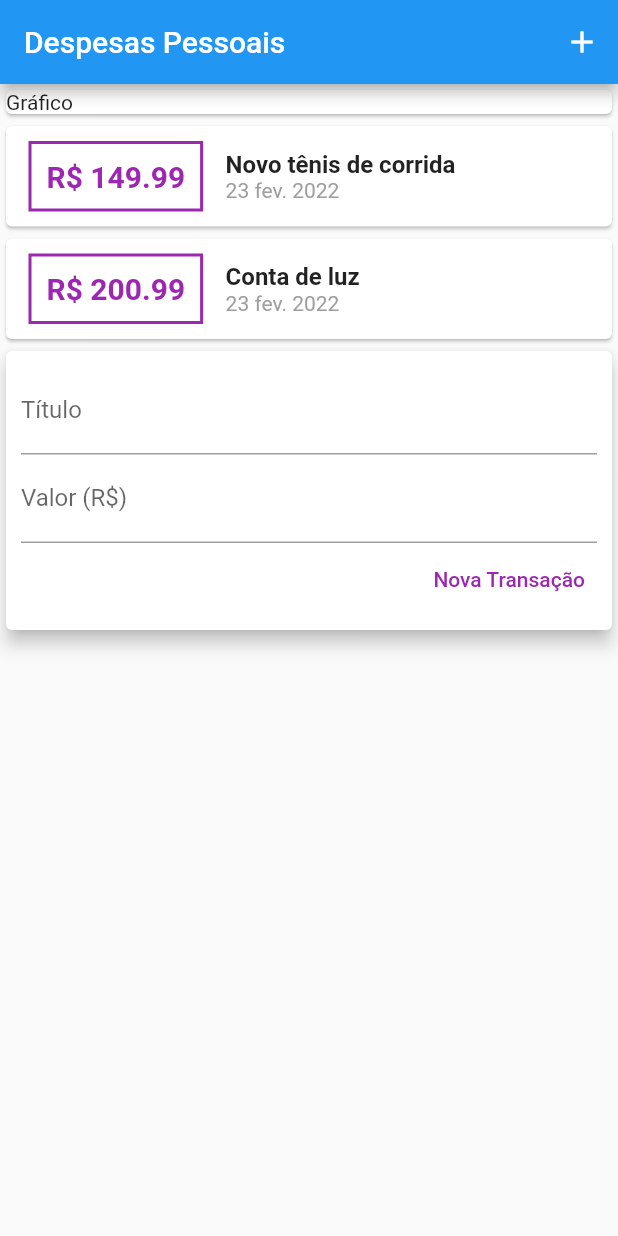
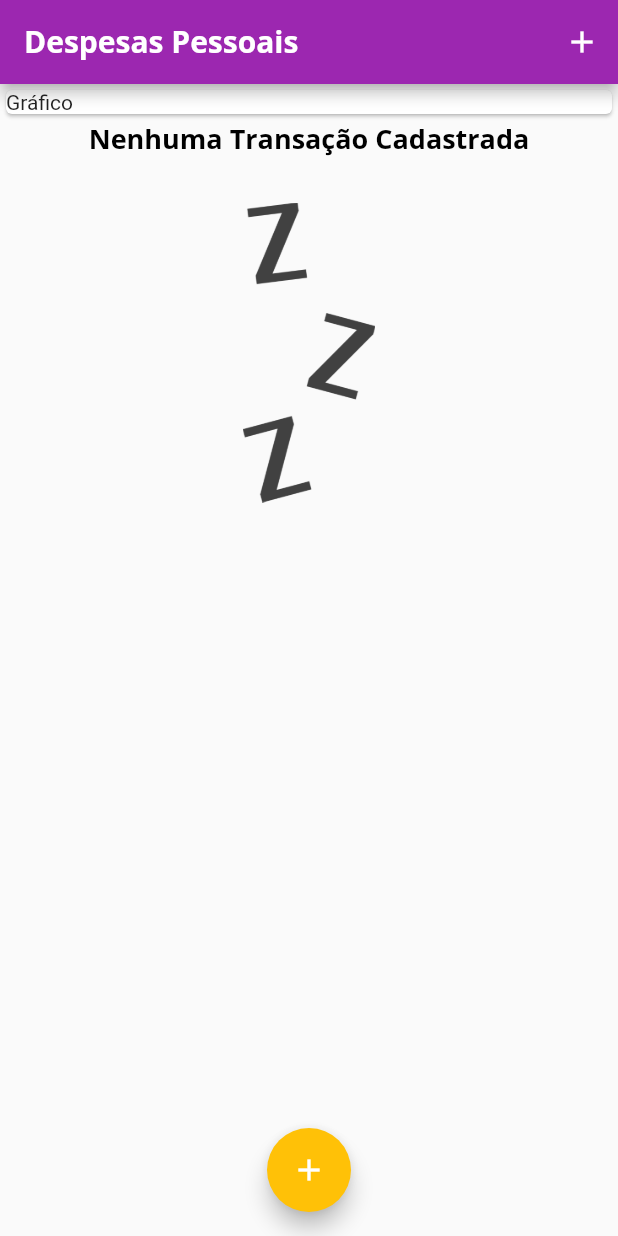
Before and after one commit to ravelsoares/expenses, a Flutter app: the screen it shows after launch, on a phone screen of 412 x 824 dp. Run offline on Flutter 3.47's test engine with Material 2 defaults, Android fonts, the phone set to English and light mode, and no system bars.

Commit message:
Exibindo lista

```diff
--- a/lib/components/transaction_list.dart
+++ b/lib/components/transaction_list.dart
@@ -1,33 +1,39 @@
+import 'package:expenses/components/without_transactions.dart';
 import 'package:expenses/models/transaction.dart';
 import 'package:flutter/material.dart';
 import 'package:intl/intl.dart';
 
 class TransactionList extends StatelessWidget {
-  TransactionList(this.transactions, {Key? key}) : super(key: key);
+  const TransactionList(this.transactions, {Key? key}) : super(key: key);
 
   final List<Transaction> transactions;
 
   @override
   Widget build(BuildContext context) {
-    return Column(
-            children: transactions.map((transaction) {
+    return SizedBox(
+      height: 300,
+      child: transactions.isEmpty
+          ? const WithoutTransactions()
+          : ListView.builder(
+              itemCount: transactions.length,
+              itemBuilder: (context, index) {
                 return Card(
                   child: Row(
                     children: [
                       Container(
                         child: Text(
-                        'R\$ ${transaction.value.toStringAsFixed(2)}',
-                        style: const TextStyle(
+                          'R\$ ${transactions[index].value.toStringAsFixed(2)}',
+                          style: TextStyle(
                             fontSize: 20,
                             fontWeight: FontWeight.bold,
-                          color: Colors.purple,
+                            color: Theme.of(context).primaryColor,
                           ),
                         ),
                         margin: const EdgeInsets.symmetric(
                             horizontal: 15, vertical: 10),
                         decoration: BoxDecoration(
                           border: Border.all(
-                          color: Colors.purple,
+                            color: Theme.of(context).primaryColor,
                             width: 2,
                           ),
                         ),
@@ -37,7 +43,7 @@ class TransactionList extends StatelessWidget {
                         crossAxisAlignment: CrossAxisAlignment.start,
                         children: [
                           Text(
-                          transaction.title,
+                            transactions[index].title,
                             style: const TextStyle(
                               fontSize: 16,
                               fontWeight: FontWeight.bold,
@@ -45,7 +51,7 @@ class TransactionList extends StatelessWidget {
                           ),
                           Text(
                             DateFormat('d MMM y', 'pt_br')
-                              .format(transaction.date),
+                                .format(transactions[index].date),
                             style: const TextStyle(
                               color: Colors.grey,
                             ),
@@ -55,7 +61,7 @@ class TransactionList extends StatelessWidget {
                     ],
                   ),
                 );
-            }).toList(),
+              }),
     );
   }
 }
--- a/lib/components/transaction_user.dart
+++ /dev/null
@@ -1,51 +0,0 @@
-import 'dart:math';
-import 'package:expenses/components/transaction_form.dart';
-import 'package:expenses/components/transaction_list.dart';
-import 'package:expenses/models/transaction.dart';
-import 'package:flutter/material.dart';
-
-class TransactionUser extends StatefulWidget {
-  const TransactionUser({Key? key}) : super(key: key);
-
-  @override
-  _TransactionUserState createState() => _TransactionUserState();
-}
-
-class _TransactionUserState extends State<TransactionUser> {
-  final _transactions = [
-    Transaction(
-      id: 't1',
-      title: 'Novo tênis de corrida',
-      value: 149.99,
-      date: DateTime.now(),
-    ),
-    Transaction(
-      id: 't2',
-      title: 'Conta de luz',
-      value: 200.99,
-      date: DateTime.now(),
-    ),
-  ];
-
-  _addTransaction(String title, double value) {
-    final newTransaction = Transaction(
-      id: Random().nextDouble().toString(),
-      title: title,
-      value: value,
-      date: DateTime.now(),
-    );
-    setState(() {
-      _transactions.add(newTransaction);
-    });
-  }
-
-  @override
-  Widget build(BuildContext context) {
-    return Column(
-      children: [
-        TransactionList(_transactions),
-        TransactionForm(_addTransaction),
-      ],
-    );
-  }
-}
--- /dev/null
+++ b/lib/components/without_transactions.dart
@@ -0,0 +1,25 @@
+import 'package:flutter/material.dart';
+
+class WithoutTransactions extends StatelessWidget {
+  const WithoutTransactions({Key? key}) : super(key: key);
+
+  @override
+  Widget build(BuildContext context) {
+    return Column(
+      children: [
+        Text(
+          'Nenhuma Transação Cadastrada',
+          style: Theme.of(context).textTheme.headline6,
+        ),
+        const SizedBox(height: 30),
+        SizedBox(
+          height: 200,
+          child: Image.asset(
+            'assets/images/waiting.png',
+            fit: BoxFit.cover,
+          ),
+        )
+      ],
+    );
+  }
+}
--- a/lib/main.dart
+++ b/lib/main.dart
@@ -5,17 +5,39 @@ import 'package:flutter_localizations/flutter_localizations.dart';
 main() => runApp(ExpensesApp());
 
 class ExpensesApp extends StatelessWidget {
-  const ExpensesApp({Key? key}) : super(key: key);
+  ExpensesApp({Key? key}) : super(key: key);
+  final ThemeData tema = ThemeData();
 
   @override
   Widget build(BuildContext context) {
     return MaterialApp(
-      localizationsDelegates: [
+      localizationsDelegates: const [
         GlobalMaterialLocalizations.delegate,
         GlobalWidgetsLocalizations.delegate
       ],
-      supportedLocales: [const Locale('pt', 'BR')],
-      home: HomeScreen(),
+      supportedLocales: const [Locale('pt', 'BR')],
+      home: const HomeScreen(),
+      theme: tema.copyWith(
+        primaryColor: Colors.purple,
+        colorScheme: tema.colorScheme.copyWith(
+          primary: Colors.purple,
+          secondary: Colors.amber,
+        ),
+        textTheme: tema.textTheme.copyWith(
+          headline6: const TextStyle(
+            fontFamily: 'OpenSans',
+            fontSize: 18,
+            fontWeight: FontWeight.bold,
+            color: Colors.black,
+          ),
+        ),
+        appBarTheme: const AppBarTheme(
+          titleTextStyle: TextStyle(
+              fontFamily: 'OpenSans',
+              fontSize: 20,
+              fontWeight: FontWeight.bold),
+        ),
+      ),
       debugShowCheckedModeBanner: false,
     );
   }
--- a/lib/screens/home_screen.dart
+++ b/lib/screens/home_screen.dart
@@ -1,8 +1,40 @@
-import 'package:expenses/components/transaction_user.dart';
+import 'package:expenses/components/transaction_form.dart';
+import 'package:expenses/components/transaction_list.dart';
+import 'package:expenses/models/transaction.dart';
 import 'package:flutter/material.dart';
+import 'dart:math';
 
-class HomeScreen extends StatelessWidget {
-  HomeScreen({Key? key}) : super(key: key);
+class HomeScreen extends StatefulWidget {
+  const HomeScreen({Key? key}) : super(key: key);
+
+  @override
+  State<HomeScreen> createState() => _HomeScreenState();
+}
+
+class _HomeScreenState extends State<HomeScreen> {
+  final List<Transaction> _transactions = [];
+
+  _addTransaction(String title, double value) {
+    final newTransaction = Transaction(
+      id: Random().nextDouble().toString(),
+      title: title,
+      value: value,
+      date: DateTime.now(),
+    );
+    setState(() {
+      _transactions.add(newTransaction);
+    });
+    Navigator.of(context).pop();
+  }
+
+  _openTransactionFormModal(BuildContext context) {
+    showModalBottomSheet(
+      context: context,
+      builder: (_) {
+        return TransactionForm(_addTransaction);
+      },
+    );
+  }
 
   @override
   Widget build(BuildContext context) {
@@ -11,12 +43,13 @@ class HomeScreen extends StatelessWidget {
         title: const Text('Despesas Pessoais'),
         actions: [
           IconButton(
-            onPressed: () {},
+            onPressed: () => _openTransactionFormModal(context),
             icon: const Icon(Icons.add),
           ),
         ],
       ),
-      body: Column(
+      body: SingleChildScrollView(
+        child: Column(
           crossAxisAlignment: CrossAxisAlignment.stretch,
           children: [
             Container(
@@ -25,9 +58,15 @@ class HomeScreen extends StatelessWidget {
                 child: Text('Gráfico'),
               ),
             ),
-          TransactionUser(),
+            TransactionList(_transactions),
           ],
         ),
+      ),
+      floatingActionButton: FloatingActionButton(
+        child: Icon(Icons.add),
+        onPressed: () => _openTransactionFormModal(context),
+      ),
+      floatingActionButtonLocation: FloatingActionButtonLocation.centerFloat,
     );
   }
 }
```
Also changed, not shown: lib/components/transaction_form.dart (+24 -6 lines), pubspec.yaml (+14 -9 lines), assets/fonts/OpenSans-Bold.ttf (added), assets/fonts/OpenSans-Regular.ttf (added), assets/fonts/Quicksand-Bold.ttf (added), assets/fonts/Quicksand-Light.ttf (added), assets/fonts/Quicksand-Medium.ttf (added), assets/fonts/Quicksand-Regular.ttf (added), assets/images/waiting.png (added). Lines whose indentation alone changed are shown as unchanged.
